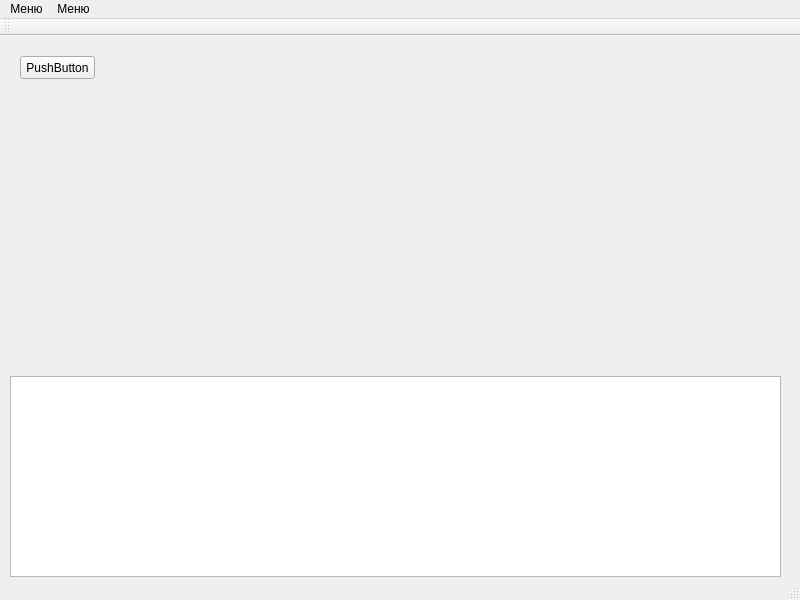
Old version of the form RslTest/mainwindow.ui in the repository Smitt64/RsWorkTools.
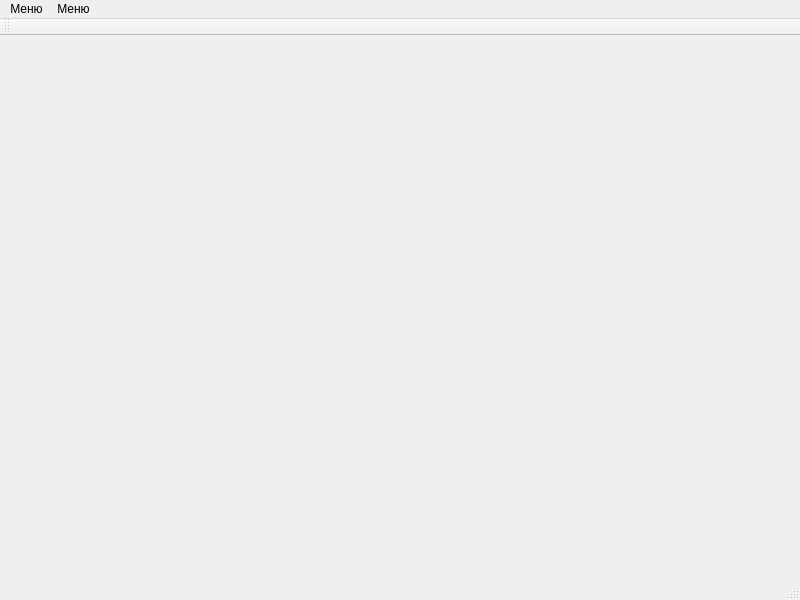
New version of the form.

What changed in the file:
```diff
--- a/RslTest/mainwindow.ui
+++ b/RslTest/mainwindow.ui
@@ -13,31 +13,7 @@
   <property name="windowTitle">
    <string>MainWindow</string>
   </property>
-  <widget class="QWidget" name="centralwidget">
-   <widget class="QPushButton" name="pushButton">
-    <property name="geometry">
-     <rect>
-      <x>20</x>
-      <y>20</y>
-      <width>75</width>
-      <height>23</height>
-     </rect>
-    </property>
-    <property name="text">
-     <string>PushButton</string>
-    </property>
-   </widget>
-   <widget class="QListView" name="listView">
-    <property name="geometry">
-     <rect>
-      <x>10</x>
-      <y>340</y>
-      <width>771</width>
-      <height>201</height>
-     </rect>
-    </property>
-   </widget>
-  </widget>
+  <widget class="QWidget" name="centralwidget"/>
   <widget class="QMenuBar" name="menubar">
    <property name="geometry">
     <rect>
```
